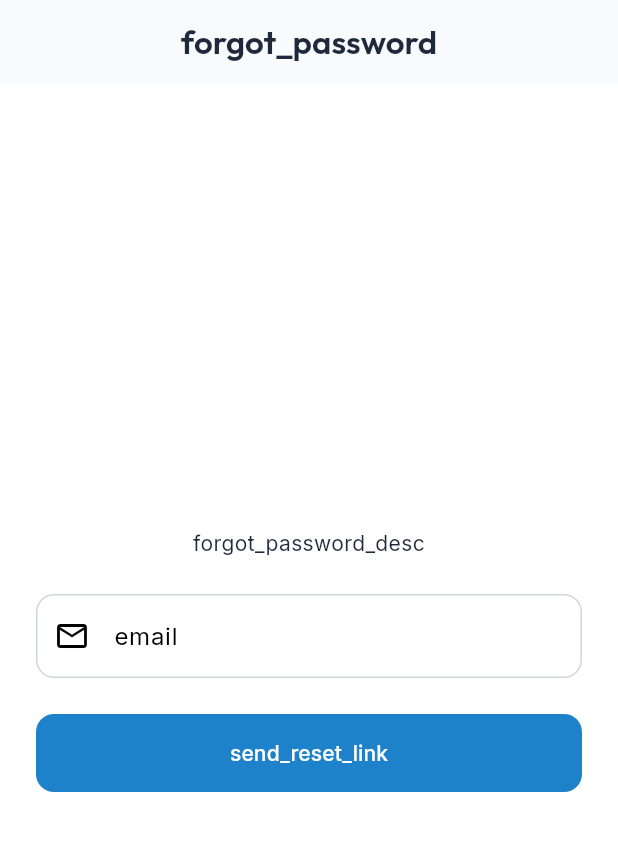
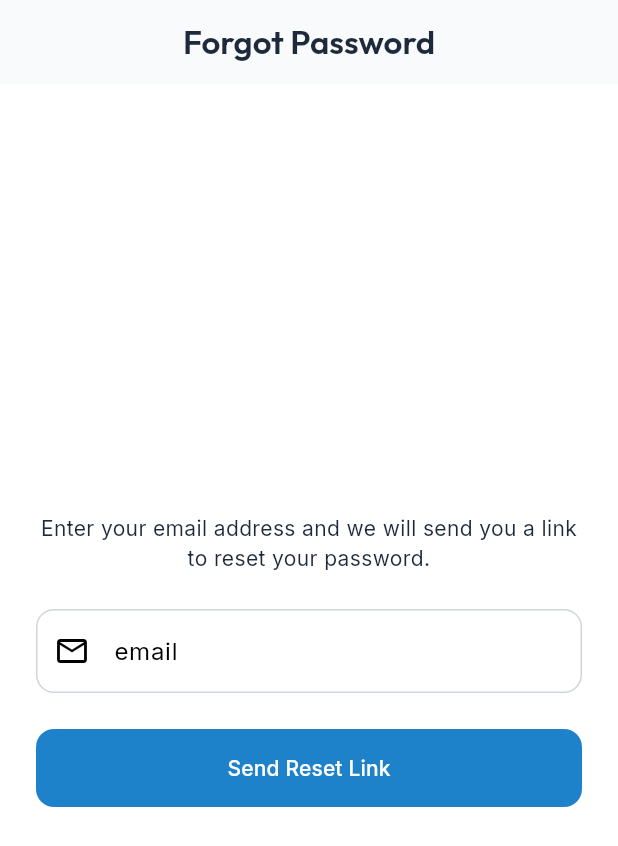
Before and after one commit to mozdemir90/assist, a Flutter app: the ForgotPasswordScreen screen opened by its route, on a phone screen of 412 x 824 dp. Shown: the top 846 px of the screen. Run offline on Flutter 3.47's test engine with Material 3 defaults, Android fonts, the phone set to English and light mode, and no system bars; our stand-ins replace dio, drift, drift_flutter, easy_localization, file_picker, firebase_core and 9 more; accounts and stored records are empty; generated files the repository leaves out were written again.

Commit message:
feat: split task lists, add 24h format, and sync translation files

```diff
--- a/frontend/assets/translations/en-US.json
+++ b/frontend/assets/translations/en-US.json
@@ -60,5 +60,17 @@
   "duration": "Duration",
   "no_sessions": "No sessions recorded for this task yet.",
   "start_timer": "Start Timer",
-  "activity_saved": "Activity saved successfully!"
+  "activity_saved": "Activity saved successfully!",
+  "forgot_password": "Forgot Password",
+  "password_reset_sent": "If an account exists, a reset link has been sent.",
+  "forgot_password_desc": "Enter your email address and we will send you a link to reset your password.",
+  "invalid_email": "Enter a valid email address",
+  "send_reset_link": "Send Reset Link",
+  "password_reset_success": "Your password has been successfully reset. Please login.",
+  "reset_password": "Reset Password",
+  "enter_new_password": "Please enter your new password below.",
+  "new_password": "New Password",
+  "email_required": "Email is required",
+  "main_tasks": "Main Tasks",
+  "list_tasks": "List Tasks"
 }
--- a/frontend/assets/translations/tr-TR.json
+++ b/frontend/assets/translations/tr-TR.json
@@ -60,5 +60,17 @@
   "duration": "Süre",
   "no_sessions": "Bu görev için henüz çalışma kaydedilmedi.",
   "start_timer": "Zamanlayıcıyı Başlat",
-  "activity_saved": "Aktivite başarıyla kaydedildi!"
+  "activity_saved": "Aktivite başarıyla kaydedildi!",
+  "forgot_password": "Şifremi Unuttum",
+  "password_reset_sent": "Hesabınız varsa, şifre sıfırlama bağlantısı gönderildi.",
+  "forgot_password_desc": "E-posta adresinizi girin, size şifrenizi sıfırlamanız için bir bağlantı gönderelim.",
+  "invalid_email": "Geçerli bir e-posta adresi girin",
+  "send_reset_link": "Sıfırlama Bağlantısı Gönder",
+  "password_reset_success": "Şifreniz başarıyla sıfırlandı. Lütfen giriş yapın.",
+  "reset_password": "Şifreyi Sıfırla",
+  "enter_new_password": "Lütfen aşağıya yeni şifrenizi girin.",
+  "new_password": "Yeni Şifre",
+  "email_required": "E-posta gerekli",
+  "main_tasks": "Asıl Görevler",
+  "list_tasks": "Listelere Ait Görevler"
 }
--- a/frontend/lib/features/auth/presentation/screens/forgot_password_screen.dart
+++ b/frontend/lib/features/auth/presentation/screens/forgot_password_screen.dart
@@ -31,7 +31,7 @@ class _ForgotPasswordScreenState extends ConsumerState<ForgotPasswordScreen> {
         if (!mounted) return;
         ScaffoldMessenger.of(context).showSnackBar(
           SnackBar(
-            content: Text('password_reset_sent'.tr(defaultValue: 'If an account exists, a reset link has been sent.')),
+            content: Text('password_reset_sent'.tr()),
             backgroundColor: Colors.green,
           ),
         );
@@ -64,7 +64,7 @@ class _ForgotPasswordScreenState extends ConsumerState<ForgotPasswordScreen> {
   Widget build(BuildContext context) {
     return Scaffold(
       appBar: AppBar(
-        title: Text('forgot_password'.tr(defaultValue: 'Forgot Password')),
+        title: Text('forgot_password'.tr()),
       ),
       body: Center(
         child: SingleChildScrollView(
@@ -76,7 +76,7 @@ class _ForgotPasswordScreenState extends ConsumerState<ForgotPasswordScreen> {
               crossAxisAlignment: CrossAxisAlignment.stretch,
               children: [
                 Text(
-                  'forgot_password_desc'.tr(defaultValue: 'Enter your email address and we will send you a link to reset your password.'),
+                  'forgot_password_desc'.tr(),
                   textAlign: TextAlign.center,
                   style: Theme.of(context).textTheme.bodyMedium,
                 ),
@@ -94,7 +94,7 @@ class _ForgotPasswordScreenState extends ConsumerState<ForgotPasswordScreen> {
                       return 'email_required'.tr();
                     }
                     if (!RegExp(r'^[\w-\.]+@([\w-]+\.)+[\w-]{2,4}$').hasMatch(value)) {
-                      return 'invalid_email'.tr(defaultValue: 'Enter a valid email address');
+                      return 'invalid_email'.tr();
                     }
                     return null;
                   },
@@ -111,7 +111,7 @@ class _ForgotPasswordScreenState extends ConsumerState<ForgotPasswordScreen> {
                           width: 20,
                           child: CircularProgressIndicator(strokeWidth: 2),
                         )
-                      : Text('send_reset_link'.tr(defaultValue: 'Send Reset Link')),
+                      : Text('send_reset_link'.tr()),
                 ),
               ],
             ),
--- a/frontend/lib/features/auth/presentation/screens/login_screen.dart
+++ b/frontend/lib/features/auth/presentation/screens/login_screen.dart
@@ -144,7 +144,7 @@ class _LoginScreenState extends ConsumerState<LoginScreen> {
                   alignment: Alignment.centerRight,
                   child: TextButton(
                     onPressed: () => context.go('/forgot-password'),
-                    child: Text('forgot_password'.tr(defaultValue: 'Forgot Password?')),
+                    child: Text('forgot_password'.tr()),
                   ),
                 ),
                 const SizedBox(height: 16),
--- a/frontend/lib/features/auth/presentation/screens/reset_password_screen.dart
+++ b/frontend/lib/features/auth/presentation/screens/reset_password_screen.dart
@@ -34,7 +34,7 @@ class _ResetPasswordScreenState extends ConsumerState<ResetPasswordScreen> {
         if (!mounted) return;
         ScaffoldMessenger.of(context).showSnackBar(
           SnackBar(
-            content: Text('password_reset_success'.tr(defaultValue: 'Your password has been successfully reset. Please login.')),
+            content: Text('password_reset_success'.tr()),
             backgroundColor: Colors.green,
           ),
         );
@@ -68,7 +68,7 @@ class _ResetPasswordScreenState extends ConsumerState<ResetPasswordScreen> {
   Widget build(BuildContext context) {
     return Scaffold(
       appBar: AppBar(
-        title: Text('reset_password'.tr(defaultValue: 'Reset Password')),
+        title: Text('reset_password'.tr()),
       ),
       body: Center(
         child: SingleChildScrollView(
@@ -80,7 +80,7 @@ class _ResetPasswordScreenState extends ConsumerState<ResetPasswordScreen> {
               crossAxisAlignment: CrossAxisAlignment.stretch,
               children: [
                 Text(
-                  'enter_new_password'.tr(defaultValue: 'Please enter your new password below.'),
+                  'enter_new_password'.tr(),
                   textAlign: TextAlign.center,
                   style: Theme.of(context).textTheme.bodyMedium,
                 ),
@@ -89,7 +89,7 @@ class _ResetPasswordScreenState extends ConsumerState<ResetPasswordScreen> {
                   controller: _passwordController,
                   obscureText: !_isPasswordVisible,
                   decoration: InputDecoration(
-                    labelText: 'new_password'.tr(defaultValue: 'New Password'),
+                    labelText: 'new_password'.tr(),
                     prefixIcon: const Icon(Icons.lock_outline),
                     border: const OutlineInputBorder(),
                     suffixIcon: IconButton(
@@ -148,7 +148,7 @@ class _ResetPasswordScreenState extends ConsumerState<ResetPasswordScreen> {
                           width: 20,
                           child: CircularProgressIndicator(strokeWidth: 2),
                         )
-                      : Text('reset_password'.tr(defaultValue: 'Reset Password')),
+                      : Text('reset_password'.tr()),
                 ),
               ],
             ),
```
Also changed, not shown: frontend/lib/features/activities/data/activity_repository.dart (+13 -14 lines), frontend/lib/features/tasks/presentation/task_detail_screen.dart (+21 -4 lines), frontend/lib/features/tasks/presentation/task_list_screen.dart (+63 -11 lines).
